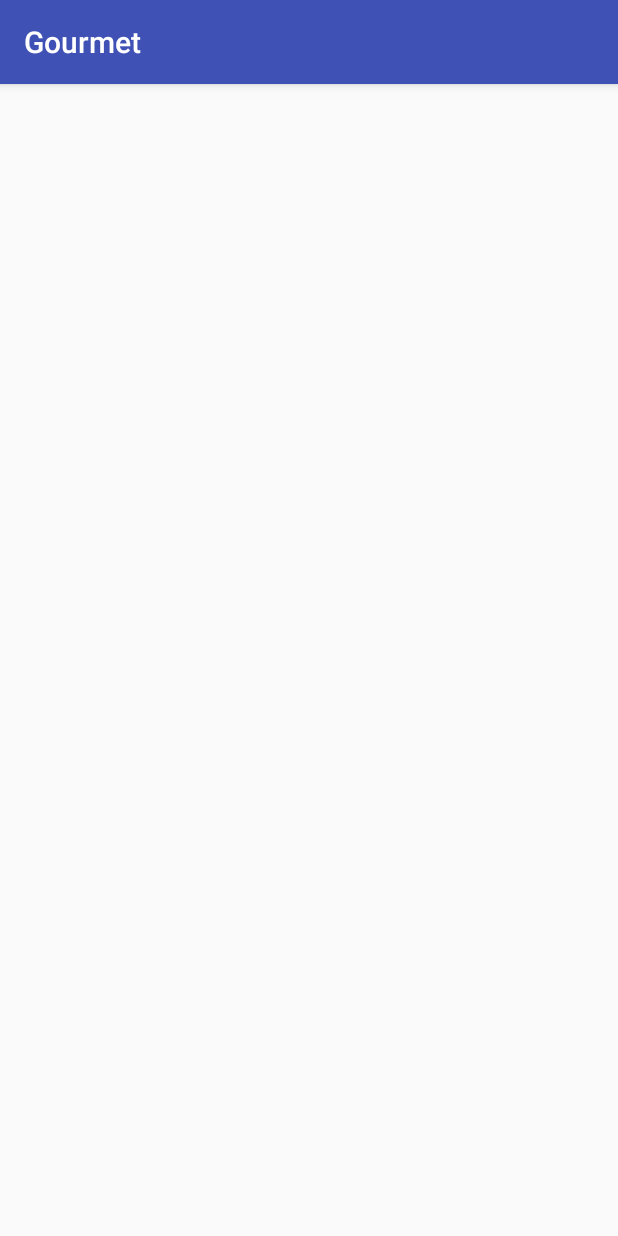
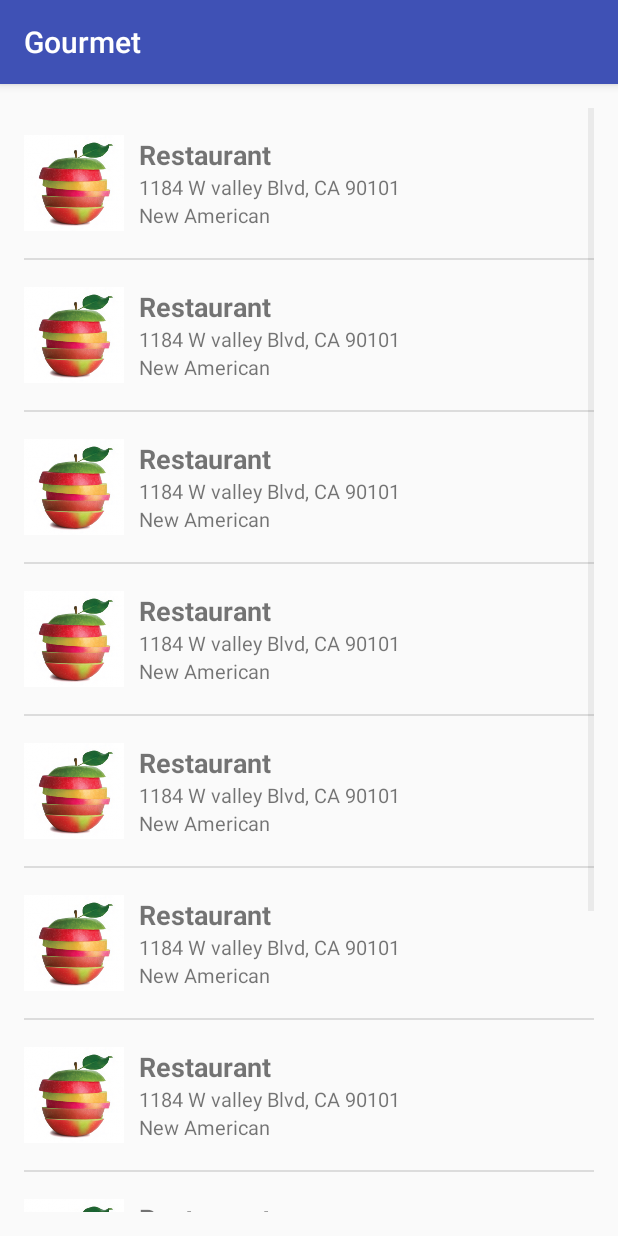
Before and after one commit to maxwangry/Gourmet-Android, an Android app: the RestaurantListActivity screen opened directly, with no data from a screen before it, on a phone screen of 412 x 824 dp. Run offline under Robolectric (Android 15) with nearby library versions, the phone set to English and light mode, and no system bars.

```diff
--- a/app/src/main/java/com/app/ruoyu/gourmet/DataService.java
+++ b/app/src/main/java/com/app/ruoyu/gourmet/DataService.java
@@ -16,7 +16,7 @@ public class DataService {
         for (int i = 0; i < 10; ++i) {
             restaurantData.add(
                     new Restaurant("Restaurant", "1184 W valley Blvd, CA 90101",
-                            "New American"));
+                            "New American", i * 7 + 7, i * 5 - 5));
         }
         return restaurantData;
     }
--- a/app/src/main/java/com/app/ruoyu/gourmet/RestaurantListActivity.java
+++ b/app/src/main/java/com/app/ruoyu/gourmet/RestaurantListActivity.java
@@ -1,6 +1,5 @@
 package com.app.ruoyu.gourmet;
 
-import android.content.res.Configuration;
 import android.os.Bundle;
 import android.support.v7.app.AppCompatActivity;
 import android.util.Log;
@@ -15,21 +14,8 @@ public class RestaurantListActivity extends AppCompatActivity implements Restaur
         super.onCreate(savedInstanceState);
         setContentView(R.layout.activity_restaurant_list);
 
-        //add list view
-        if (isTablet()) {
-            listFragment = new RestaurantListFragment();
-            getSupportFragmentManager().beginTransaction().add(R.id.fragment_list_container, listFragment).commit();
-        }
-
-        //add Gridview
-        gridFragment = new RestaurantGridFragment();
-        getSupportFragmentManager().beginTransaction().add(R.id.fragment_grid_container, gridFragment).commit();
-    }
-
-    private boolean isTablet() {
-        return (getApplicationContext().getResources().getConfiguration().screenLayout &
-                Configuration.SCREENLAYOUT_SIZE_MASK) >=
-                Configuration.SCREENLAYOUT_SIZE_LARGE;
+        listFragment = new RestaurantListFragment();
+        getSupportFragmentManager().beginTransaction().add(R.id.fragment_list_container, listFragment).commit();
     }
 
     @Override
--- a/app/src/main/res/layout/activity_restaurant_list.xml
+++ b/app/src/main/res/layout/activity_restaurant_list.xml
@@ -13,11 +13,6 @@
 
     <RelativeLayout
         android:id="@+id/fragment_list_container"
-        android:layout_width="200dp"
-        android:layout_height="match_parent"></RelativeLayout>
-
-    <RelativeLayout
-        android:id="@+id/fragment_grid_container"
         android:layout_width="match_parent"
         android:layout_height="match_parent"></RelativeLayout>
 
```
Also changed, not shown: app/src/main/java/com/app/ruoyu/gourmet/RestaurantListFragment.java (+9 -0 lines), app/src/main/java/com/app/ruoyu/gourmet/RestaurantMapActivity.java (+13 -1 lines).
